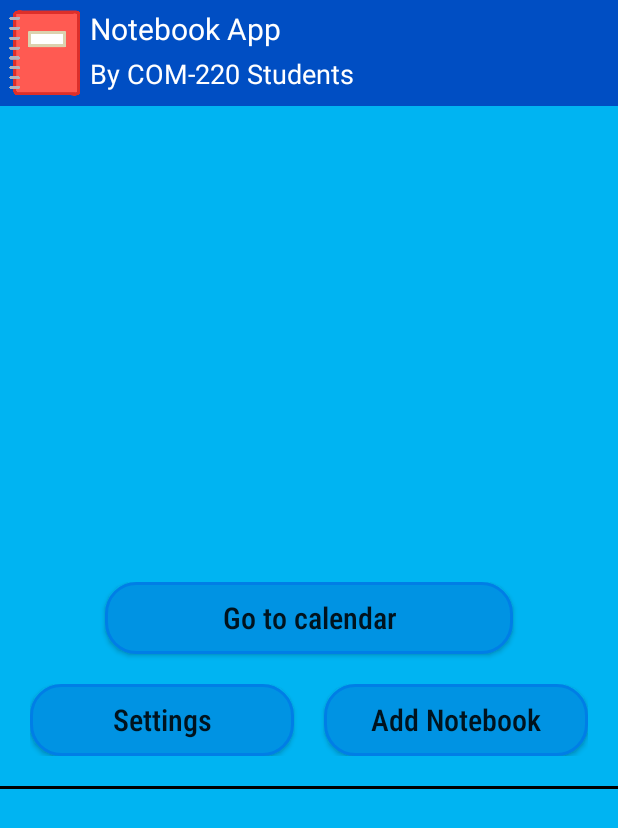
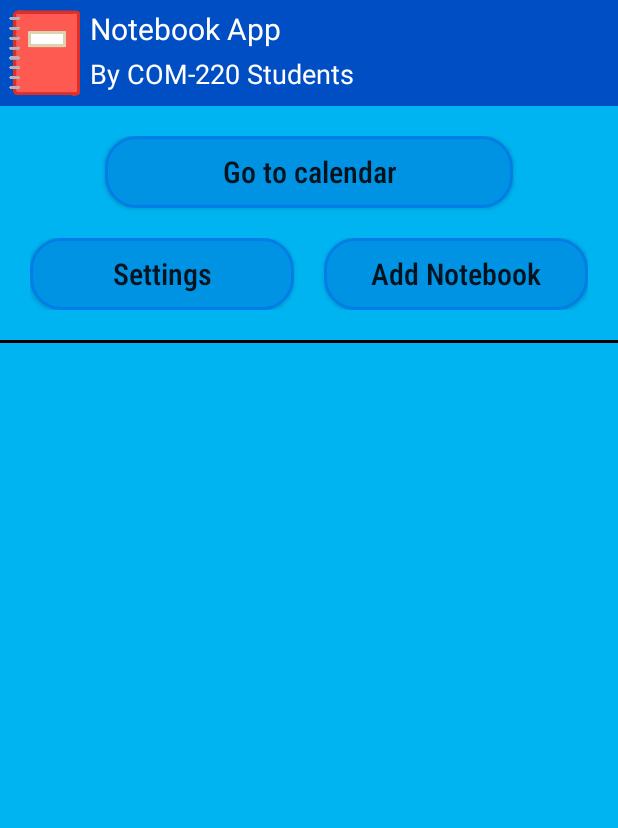
Before and after one commit to dfayaud/NotebookScheduler, an Android app: the NotebookHome screen opened directly, with no data from a screen before it, after a tap on "Settings", on a phone screen of 412 x 824 dp. Shown: the top 828 px of the screen. Run offline under Robolectric (Android 15) with nearby library versions, the phone set to English and light mode, and no system bars.

Commit message:
Fixed some appearence issues

```diff
--- a/app/src/main/java/csc248/smirn42/NotebookScheduler/NotebookHome.java
+++ b/app/src/main/java/csc248/smirn42/NotebookScheduler/NotebookHome.java
@@ -5,12 +5,10 @@ import androidx.recyclerview.widget.DefaultItemAnimator;
 import androidx.recyclerview.widget.GridLayoutManager;
 import androidx.recyclerview.widget.LinearLayoutManager;
 import androidx.recyclerview.widget.RecyclerView;
-
 import android.content.Intent;
 import android.os.Bundle;
 import android.view.View;
 import android.widget.Button;
-
 import java.util.ArrayList;
 import java.util.List;
 
@@ -32,8 +30,6 @@ public class NotebookHome extends AppCompatActivity {
         recyclerView = findViewById(R.id.notebook_container);
         customRecyclerAdapter = new NotebookMenuRecyclerAdapter(notebookDB.getNotebooks(), this);
 
-        //RecyclerView.LayoutManager layoutManager = new LinearLayoutManager(this, LinearLayoutManager.VERTICAL, false);
-        //recyclerView.setLayoutManager(layoutManager);
         recyclerView.setLayoutManager(new GridLayoutManager(this, 2));
         recyclerView.setItemAnimator(new DefaultItemAnimator());
         recyclerView.setAdapter(customRecyclerAdapter);
@@ -47,13 +43,6 @@ public class NotebookHome extends AppCompatActivity {
                 addNotebook();
             }
         });
-        Button goToSettings = (Button) findViewById(R.id.goToSettingsBtn);
-        goToSettings.setOnClickListener(new View.OnClickListener() {
-            @Override
-            public void onClick(View v) {
-                startActivity(new Intent(NotebookHome.this, Settings.class));
-            }
-        });
 
     }
 
@@ -62,4 +51,14 @@ public class NotebookHome extends AppCompatActivity {
         startActivity(intent);
     }
 
+    public void gotoCalendar(View view) {
+        Intent intent = new Intent (this, CalendarActivity.class);
+        startActivity(intent);
+    }
+
+    public void gotoSettings(View view) {
+        Intent intent = new Intent(this, Settings.class);
+        startActivity(intent);
+    }
+
 }
--- a/app/src/main/java/csc248/smirn42/NotebookScheduler/OpeningPage.java
+++ b/app/src/main/java/csc248/smirn42/NotebookScheduler/OpeningPage.java
@@ -22,7 +22,6 @@ public class OpeningPage extends AppCompatActivity {
 
     public void gotoCalendarActivity(View view) {
         Intent intent = new Intent (this, CalendarActivity.class);
-
         startActivity(intent);
     }
 
--- a/app/src/main/res/layout/notebook_home_page.xml
+++ b/app/src/main/res/layout/notebook_home_page.xml
@@ -52,7 +52,7 @@
 
     <LinearLayout
         android:layout_width="match_parent"
-        android:layout_height="match_parent"
+        android:layout_height="wrap_content"
         android:orientation="vertical"
         android:gravity="center">
 
@@ -82,7 +82,8 @@
                     android:text="Go to calendar"
                     android:textAllCaps="false"
                     android:textSize="20sp"
-                    android:fontFamily="sans-serif-condensed-medium"/>
+                    android:fontFamily="sans-serif-condensed-medium"
+                    android:onClick="gotoCalendar"/>
 
                 <LinearLayout
                     android:layout_width="match_parent"
@@ -91,7 +92,6 @@
                     android:layout_marginTop="20dp">
 
                     <Button
-                        android:id="@+id/goToSettingsBtn"
                         android:layout_width="match_parent"
                         android:layout_height="wrap_content"
                         android:layout_marginRight="10dp"
@@ -100,7 +100,8 @@
                         android:fontFamily="sans-serif-condensed-medium"
                         android:text="Settings"
                         android:textAllCaps="false"
-                        android:textSize="20sp" />
+                        android:textSize="20sp"
+                        android:onClick="gotoSettings"/>
 
                     <Button
                         android:id="@+id/addNotebookBtn"
```
Also changed, not shown: app/src/main/res/layout/notebook_creation.xml (+0 -11 lines).
